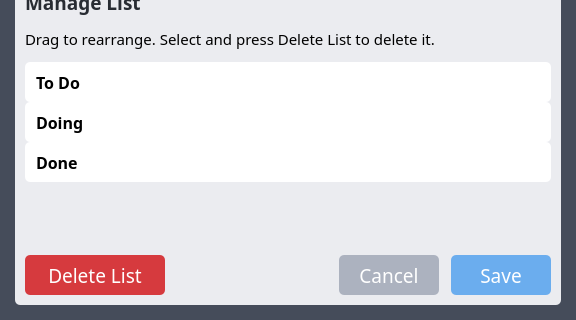
Above: src/ui/board_settings.ui from dulapahv/Kanbaru before the change; both pictures show x 0 to 576 and y 358 to 678 of the 576 by 678 pixel window. Below: the same form after it.
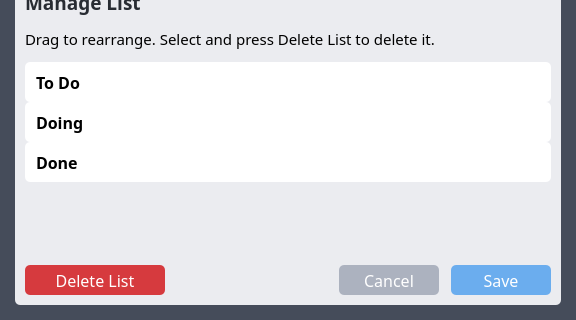
That is the form after the change.

The edit to the form file:
```diff
--- a/src/ui/board_settings.ui
+++ b/src/ui/board_settings.ui
@@ -442,13 +442,13 @@
               <property name="minimumSize">
                <size>
                 <width>140</width>
-                <height>40</height>
+                <height>30</height>
                </size>
               </property>
               <property name="font">
                <font>
                 <family>Torus Pro</family>
-                <pointsize>14</pointsize>
+                <pointsize>12</pointsize>
                </font>
               </property>
               <property name="cursor">
@@ -487,13 +487,13 @@
               <property name="minimumSize">
                <size>
                 <width>100</width>
-                <height>40</height>
+                <height>30</height>
                </size>
               </property>
               <property name="font">
                <font>
                 <family>Torus Pro</family>
-                <pointsize>14</pointsize>
+                <pointsize>12</pointsize>
                </font>
               </property>
               <property name="cursor">
@@ -519,13 +519,13 @@
               <property name="minimumSize">
                <size>
                 <width>100</width>
-                <height>40</height>
+                <height>30</height>
                </size>
               </property>
               <property name="font">
                <font>
                 <family>Torus Pro</family>
-                <pointsize>14</pointsize>
+                <pointsize>12</pointsize>
                </font>
               </property>
               <property name="cursor">
```
